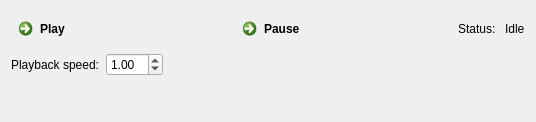
This is ground/gcs/src/plugins/logging/logging.ui in librepilot/LibrePilot as Qt 5 draws it before an edit. The edited form follows.
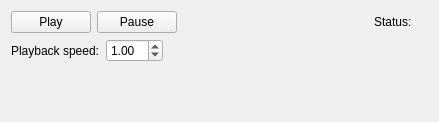
This is the edited form. Icons and pictures are not drawn.

Commit message:
LP-517 gcs: fix uavtalk logging UI state handling
fix issues affecting the UI
fix LP-271 : it was not possible to log after a replay
remove the possibility to log while replaying
more translation aware

```diff
--- a/ground/gcs/src/plugins/logging/logging.ui
+++ b/ground/gcs/src/plugins/logging/logging.ui
@@ -6,7 +6,7 @@
    <rect>
     <x>0</x>
     <y>0</y>
-    <width>536</width>
+    <width>439</width>
     <height>122</height>
    </rect>
   </property>
@@ -29,15 +29,15 @@
    <item>
     <layout class="QVBoxLayout" name="verticalLayout" stretch="0,0">
      <item>
-      <layout class="QHBoxLayout" name="horizontalLayout" stretch="2,2,0,0">
+      <layout class="QHBoxLayout" name="horizontalLayout" stretch="0,0,0,0,0">
        <property name="sizeConstraint">
         <enum>QLayout::SetNoConstraint</enum>
        </property>
        <item>
-        <widget class="QCommandLinkButton" name="playButton">
+        <widget class="QPushButton" name="playButton">
          <property name="sizePolicy">
-          <sizepolicy hsizetype="MinimumExpanding" vsizetype="Preferred">
-           <horstretch>30</horstretch>
+          <sizepolicy hsizetype="Preferred" vsizetype="Fixed">
+           <horstretch>0</horstretch>
            <verstretch>0</verstretch>
           </sizepolicy>
          </property>
@@ -57,10 +57,10 @@
         </widget>
        </item>
        <item>
-        <widget class="QCommandLinkButton" name="pauseButton">
+        <widget class="QPushButton" name="pauseButton">
          <property name="sizePolicy">
-          <sizepolicy hsizetype="MinimumExpanding" vsizetype="Preferred">
-           <horstretch>30</horstretch>
+          <sizepolicy hsizetype="Preferred" vsizetype="Fixed">
+           <horstretch>0</horstretch>
            <verstretch>0</verstretch>
           </sizepolicy>
          </property>
@@ -79,6 +79,19 @@
          </property>
         </widget>
        </item>
+       <item>
+        <spacer name="horizontalSpacer_2">
+         <property name="orientation">
+          <enum>Qt::Horizontal</enum>
+         </property>
+         <property name="sizeHint" stdset="0">
+          <size>
+           <width>40</width>
+           <height>20</height>
+          </size>
+         </property>
+        </spacer>
+       </item>
        <item>
         <widget class="QLabel" name="label">
          <property name="text">
@@ -88,8 +101,14 @@
        </item>
        <item>
         <widget class="QLabel" name="statusLabel">
+         <property name="font">
+          <font>
+           <weight>75</weight>
+           <bold>true</bold>
+          </font>
+         </property>
          <property name="text">
-          <string>Idle</string>
+          <string notr="true">&lt;Status&gt;</string>
          </property>
         </widget>
        </item>
```
Left out of the diff: 2 changed lines with no effect on the pictures. The commit also changes 6 other files.
